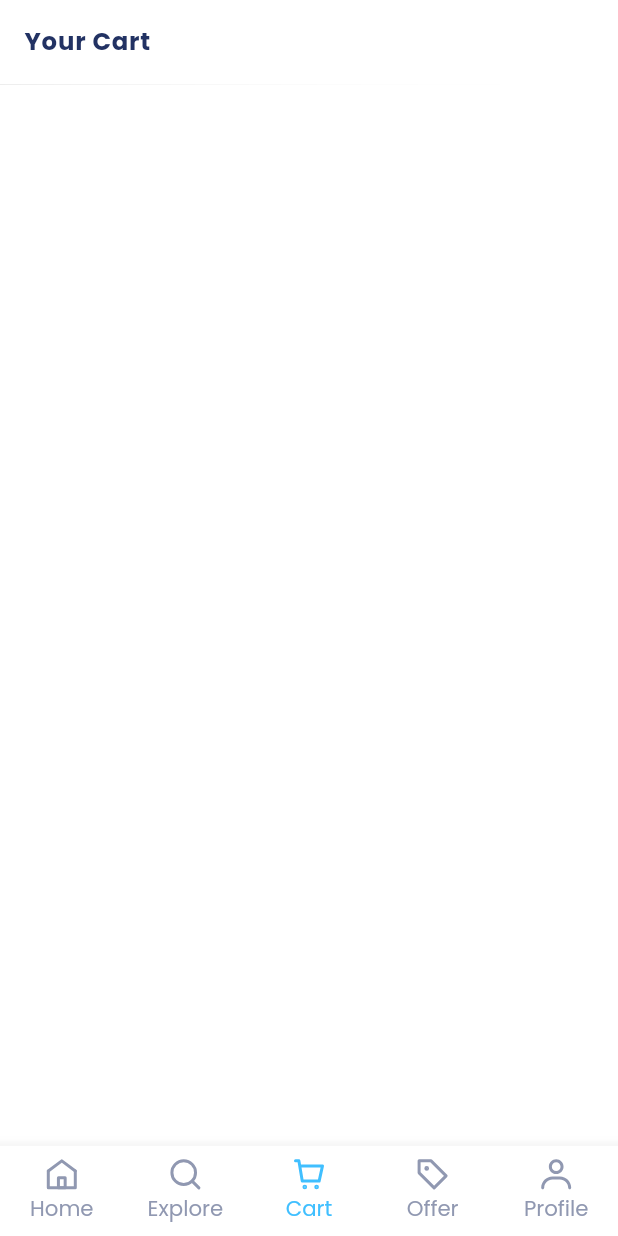
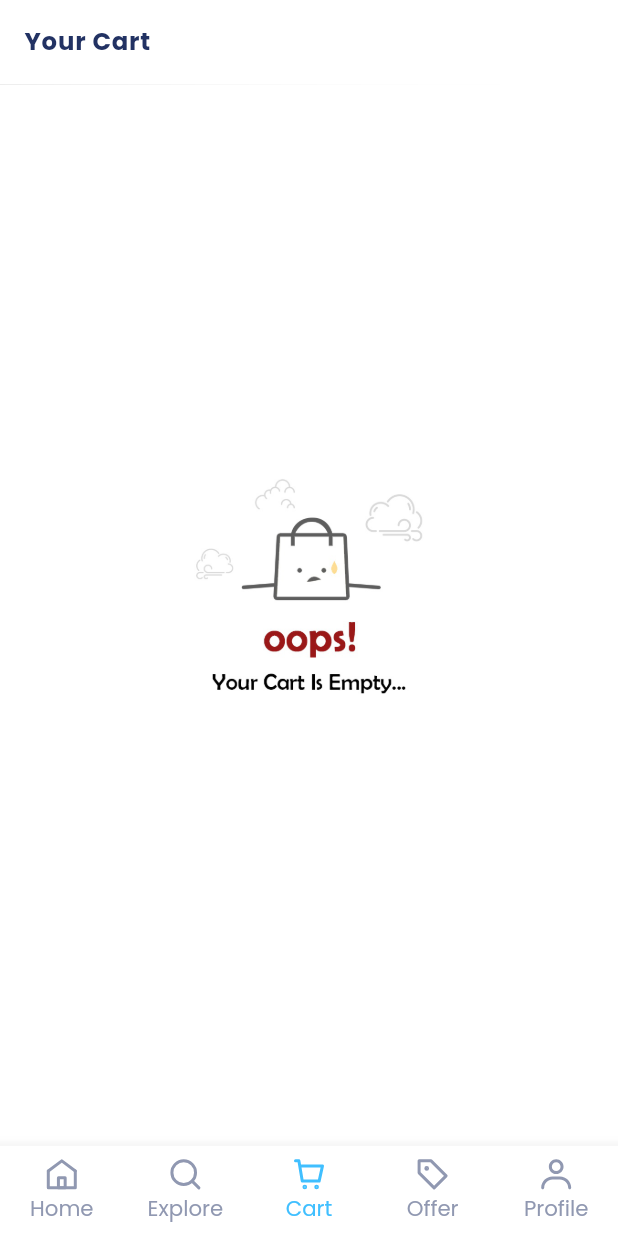
Before and after one commit to Arabjonoff/lafyuu_app, a Flutter app: the screen it shows after launch, item 3 of the bottom bar chosen, on a phone screen of 412 x 824 dp. Run offline on Flutter 3.47's test engine with Material 2 defaults, Android fonts, the phone set to English and light mode, and no system bars; our stand-ins replace cached_network_image, carousel_slider, flutter_svg, rxdart, shared_preferences, shimmer and 1 more; accounts and stored records are empty; network calls fail.

Commit message:
Lafyuu app

```diff
--- a/lib/src/ui/menu/cart/cart_screen.dart
+++ b/lib/src/ui/menu/cart/cart_screen.dart
@@ -49,14 +49,21 @@ class _CartScreenState extends State<CartScreen> {
             if (snapshot.hasData) {
               double price = 0;
               for (int i = 0; i < snapshot.data!.length; i++) {
-                price +=
-                (snapshot.data![i].price * snapshot.data![i].card);
+                price += (snapshot.data![i].price * snapshot.data![i].card);
               }
               List<ProductListResult> data = snapshot.data!;
               return Column(
                 children: [
                   Expanded(
-                    child: CartWidget(data: data),
+                    child: data.isNotEmpty
+                        ? CartWidget(data: data)
+                        : Column(
+                            children: [
+                              Spacer(),
+                              Image.asset("assets/images/no_product.png"),
+                              Spacer(),
+                            ],
+                          ),
                   ),
                   data.isNotEmpty
                       ? Column(
```
Also changed, not shown: lib/src/widget/cart/cart_widget.dart (+59 -3 lines), assets/images/no_product.png (added).
